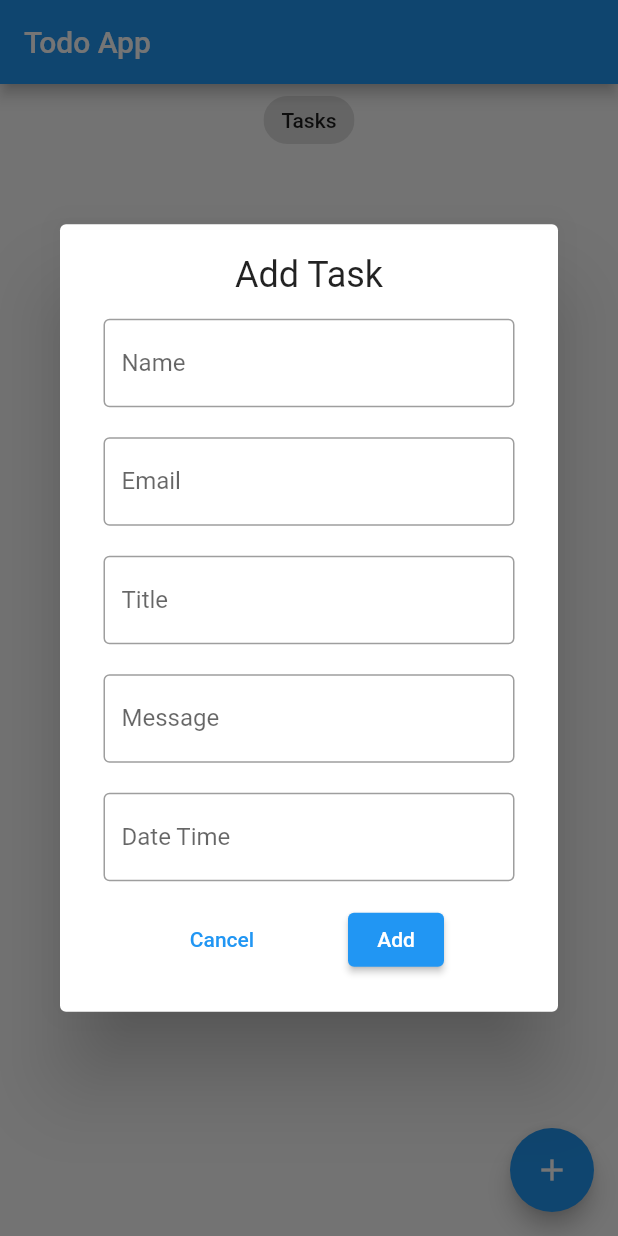
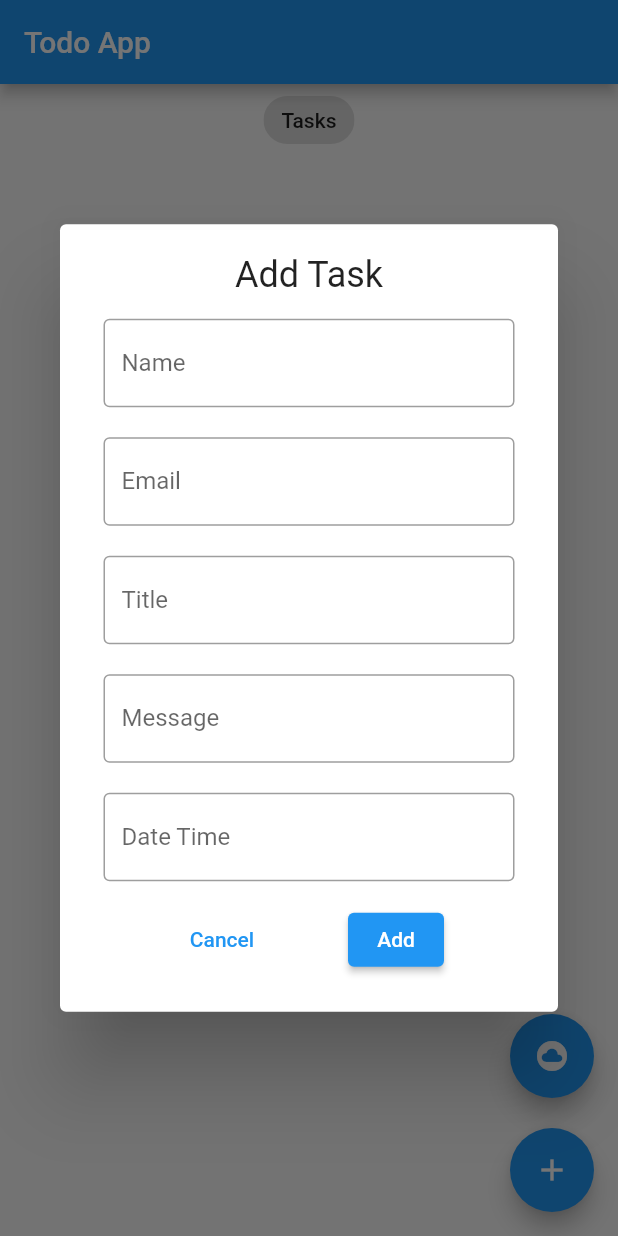
Before and after one commit to rahulmukh1ya/todo_bloc_app, a Flutter app: the screen it shows after launch, after a tap on the "add" icon, on a phone screen of 412 x 824 dp. Run offline on Flutter 3.47's test engine with Material 2 defaults, Android fonts, the phone set to English and light mode, and no system bars; our stand-ins replace bloc, cloud_firestore, equatable, firebase_core, flutter_bloc; accounts and stored records are empty.

Commit message:
Problem Identified, still working on it

```diff
--- a/lib/blocs/task_bloc/bloc/task_bloc.dart
+++ b/lib/blocs/task_bloc/bloc/task_bloc.dart
@@ -1,3 +1,5 @@
+import 'dart:async';
+
 import 'package:bloc/bloc.dart';
 import 'package:equatable/equatable.dart';
 import 'package:todo_bloc_app/services/firestore_service.dart';
@@ -8,6 +10,7 @@ part 'task_state.dart';
 
 class TaskBloc extends Bloc<TaskEvent, TaskState> {
   final FirestoreService _firestoreService;
+
   TaskBloc(this._firestoreService) : super(TaskLoading()) {
     on<LoadTask>(_onLoadTask);
     on<AddTask>(_onAddTask);
@@ -16,12 +19,22 @@ class TaskBloc extends Bloc<TaskEvent, TaskState> {
   }
 
   Future<void> _onLoadTask(LoadTask event, Emitter<TaskState> emit) async {
-    emit(TaskLoading());
+    try {
+      emit(TaskLoading());
 
-    try {
-      final List<Task> task = await _firestoreService.getTask().first;
+      // final List<Task> initialTask =
+      //     await _firestoreService.getTask().first.whenComplete(() {
+      //   emit(TaskLoaded(tasks: initialTask));
+      // });
+
+      final List<Task> initialTask = await _firestoreService.getTask().first;
+      emit(TaskLoaded(tasks: initialTask));
+
+      _firestoreService.getTask().listen((updatedTask) async {
+        emit(TaskLoaded(tasks: updatedTask));
+      });
+
       // print("here i am too");
-      emit(TaskLoaded(tasks: task));
     } catch (e) {
       emit(TaskError(errorMessage: e.toString()));
     }
--- a/lib/screens/add_task_screen.dart
+++ b/lib/screens/add_task_screen.dart
@@ -4,7 +4,7 @@ import 'package:todo_bloc_app/blocs/form_bloc/models/bloc_form_item.dart';
 import 'package:todo_bloc_app/widgets/custom_form_field.dart';
 import '../blocs/bloc_exports.dart';
 import '../models/task.dart';
-import '../services/firestore_service.dart';
+// import '../services/firestore_service.dart';
 
 class AddTaskScreen extends StatelessWidget {
   AddTaskScreen({
@@ -128,7 +128,7 @@ class AddTaskScreen extends StatelessWidget {
                             if (state.formKey!.currentState!.validate()) {
 
                               var task = Task(
-                                id: FirestoreService.setId(),
+                                id: DateTime.now().toString(),
                                 name: state.name.value,
                                 email: state.email.value,
                                 title: state.title.value,
--- a/lib/screens/tasks_screen.dart
+++ b/lib/screens/tasks_screen.dart
@@ -1,3 +1,5 @@
+// import 'package:cloud_firestore/cloud_firestore.dart';
+// import 'package:firebase_core/firebase_core.dart';
 import 'package:flutter/material.dart';
 import '../blocs/bloc_exports.dart';
 import '../models/task.dart';
@@ -18,7 +20,6 @@ class TasksScreen extends StatelessWidget {
   Widget build(BuildContext context) {
     final TaskBloc taskBloc = BlocProvider.of<TaskBloc>(context);
     return BlocBuilder<TaskBloc, TaskState>(
-
       builder: (context, state) {
         if (state is TaskLoading) {
           return const Center(
@@ -41,15 +42,43 @@ class TasksScreen extends StatelessWidget {
                 TaskList(taskList: taskList)
               ],
             ),
-            floatingActionButton: FloatingActionButton(
-              onPressed: () => addTask(context),
-              tooltip: 'Add Task',
-              child: const Icon(Icons.add),
+            floatingActionButton: Column(
+              mainAxisAlignment: MainAxisAlignment.end,
+              children: [
+                FloatingActionButton(
+                  onPressed: () async {
+                    // final data = await FirebaseFirestore.instance
+                    //     .collection('tasks')
+                    //     .snapshots()
+                    //     .map(
+                    //   (snapshot) {
+                    //     snapshot.docs.map(
+                    //       (doc) {
+                    //         Map<String, dynamic> data = doc.data(); //here
+                    //         print(data);
+                    //       },
+                    //     );
+                    //   },
+                    // ).toList();
+                    // print(data);
+                  },
+                  tooltip: 'Fetch Data',
+                  child: const Icon(Icons.cloud_circle),
+                ),
+                const SizedBox(
+                  height: 20,
+                ),
+                FloatingActionButton(
+                  onPressed: () => addTask(context),
+                  tooltip: 'Add Task',
+                  child: const Icon(Icons.add),
+                ),
+              ],
             ),
           );
         } else if (state is TaskOperationSuccess) {
           taskBloc.add(const LoadTask());
-           // ScaffoldMessenger.of(context)
+          // ScaffoldMessenger.of(context)
           //     .showSnackBar(SnackBar(content: Text(state.errorMessage)));
 
           return SizedBox(child: Center(child: Text(state.message)));
--- a/lib/services/firestore_service.dart
+++ b/lib/services/firestore_service.dart
@@ -1,25 +1,32 @@
+import 'dart:async';
+
 import 'package:cloud_firestore/cloud_firestore.dart';
 import '../models/task.dart';
 
 class FirestoreService {
-  static final CollectionReference _taskCollection =
+  final CollectionReference _taskCollection =
       FirebaseFirestore.instance.collection('tasks');
   // made the variable static
 
   Stream<List<Task>> getTask() {
-    return _taskCollection.snapshots().map((snapshot) {
-      print('I am here');
-      return snapshot.docs.map((doc) {
-        Map<String, dynamic> data = doc.data() as Map<String, dynamic>; //here
-        print(data);
-        return Task.fromMap(data);
-      }).toList();
-    });
+    // _taskCollection.snapshots().listen((event) {
+    //   event.docs.map((element) {
+    //     print('***************here**********');
+    //     print(element.data());
+    //   });
+    // });
+
+    return _taskCollection
+        .snapshots()
+        .map((snapshot) => snapshot.docs.map((doc) {
+              print("I am get task method");
+              return Task.fromMap(doc.data() as Map<String, dynamic>);
+            }).toList());
   }
 
-  static String setId() {
-    return _taskCollection.doc().id;
-  } // to provide the unique id for tasks
+  // static String setId() {
+  //   return _taskCollection.doc().id;
+  // } // to provide the unique id for tasks
 
   Future<void> addTask(Task task) {
     return _taskCollection.doc(task.id).set(task.toMap());
@@ -33,3 +40,14 @@ class FirestoreService {
     return _taskCollection.doc(taskId).delete();
   }
 }
+
+
+
+// return _taskCollection.snapshots().map((snapshot) {
+    //   print('I am here');
+    //   return snapshot.docs.map((doc) {
+    //     Map<String, dynamic> data = doc.data() as Map<String, dynamic>; //here
+    //     print(data);
+    //     return Task.fromMap(data);
+    //   }).toList();
+    // });
```
